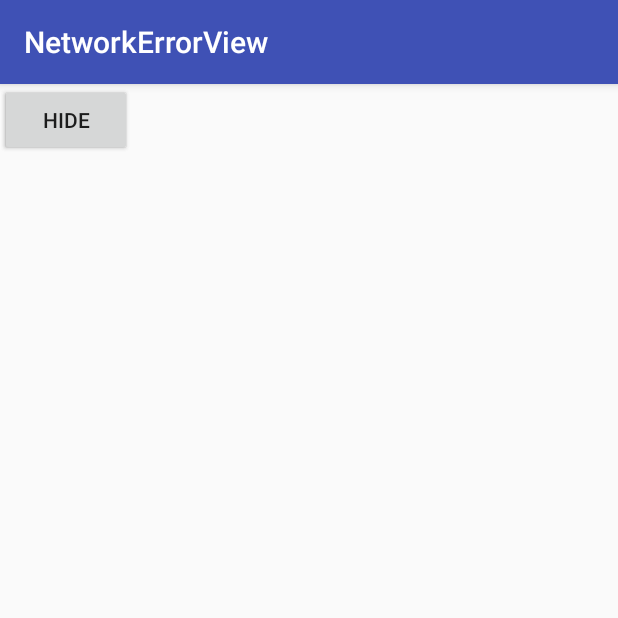
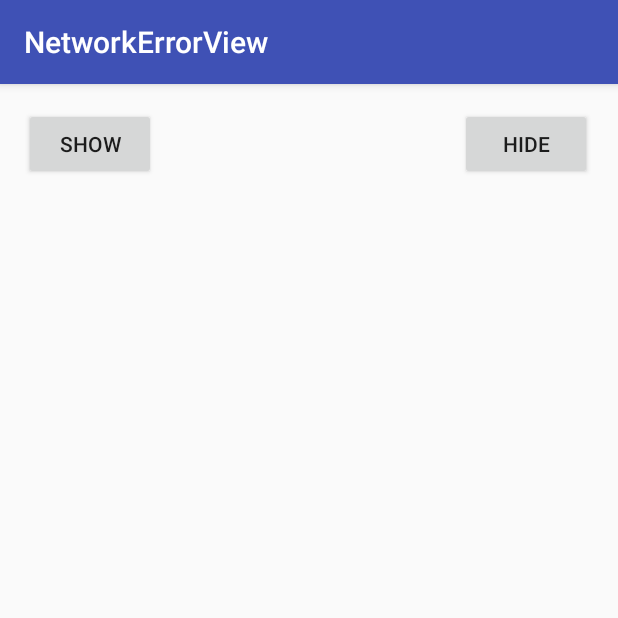
Before and after one commit to humazed/NetworkErrorView, an Android app: the screen it shows after launch (MainActivity), on a phone screen of 412 x 824 dp, the top half of it. Run offline under Robolectric (Android 15) with nearby library versions, the phone set to English and light mode, and no system bars.

Commit message:
fix some sample problems

```diff
--- a/app/src/main/res/layout/activity_main.xml
+++ b/app/src/main/res/layout/activity_main.xml
@@ -5,6 +5,7 @@
     xmlns:tools="http://schemas.android.com/tools"
     android:layout_width="match_parent"
     android:layout_height="match_parent"
+    android:animateLayoutChanges="true"
     tools:context="humazed.github.com.networkerrorview.MainActivity">
 
     <humazed.github.com.NetworkErrorView
@@ -23,16 +24,22 @@
         android:id="@+id/showButton"
         android:layout_width="wrap_content"
         android:layout_height="wrap_content"
+        android:layout_marginLeft="16dp"
+        android:layout_marginStart="16dp"
+        android:layout_marginTop="16dp"
         android:text="show"
-        tools:layout_editor_absoluteX="16dp"
-        tools:layout_editor_absoluteY="16dp"/>
+        app:layout_constraintStart_toStartOf="parent"
+        app:layout_constraintTop_toTopOf="parent"/>
 
     <Button
         android:id="@+id/hideButton"
         android:layout_width="wrap_content"
         android:layout_height="wrap_content"
+        android:layout_marginEnd="17dp"
+        android:layout_marginRight="17dp"
+        android:layout_marginTop="16dp"
         android:text="hide"
-        tools:layout_editor_absoluteX="279dp"
-        tools:layout_editor_absoluteY="16dp"/>
+        app:layout_constraintEnd_toEndOf="parent"
+        app:layout_constraintTop_toTopOf="parent"/>
 
 </android.support.constraint.ConstraintLayout>
```
